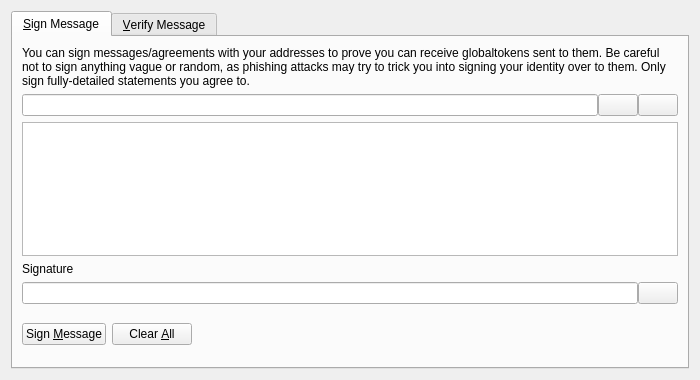
Above: src/qt/forms/signverifymessagedialog.ui from HuntCoinDeveloper/huntcoin before the change. Below: the same form after it.
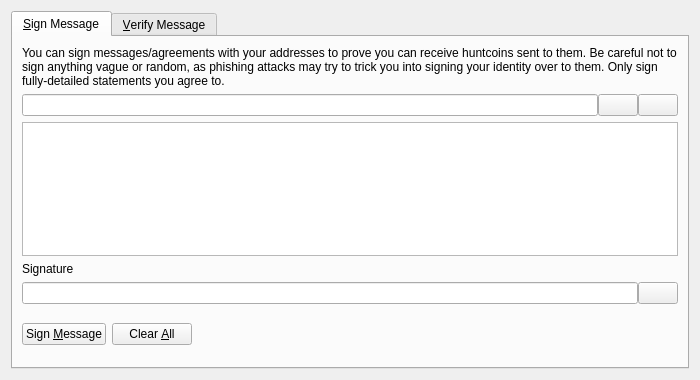
That is the form after the change. Icons and pictures are not drawn. Custom widgets are drawn as their Qt base class.

```diff
--- a/src/qt/forms/signverifymessagedialog.ui
+++ b/src/qt/forms/signverifymessagedialog.ui
@@ -30,7 +30,7 @@
        <item>
         <widget class="QLabel" name="infoLabel_SM">
          <property name="text">
-          <string>You can sign messages/agreements with your addresses to prove you can receive globaltokens sent to them. Be careful not to sign anything vague or random, as phishing attacks may try to trick you into signing your identity over to them. Only sign fully-detailed statements you agree to.</string>
+          <string>You can sign messages/agreements with your addresses to prove you can receive huntcoins sent to them. Be careful not to sign anything vague or random, as phishing attacks may try to trick you into signing your identity over to them. Only sign fully-detailed statements you agree to.</string>
          </property>
          <property name="textFormat">
           <enum>Qt::PlainText</enum>
```
